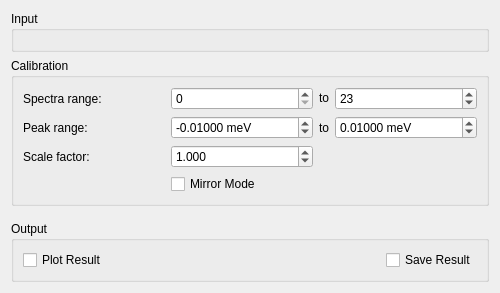
Qt form Code/Mantid/MantidQt/CustomInterfaces/inc/MantidQtCustomInterfaces/Indirect/ILLCalibration.ui (mantidproject/mantid) before a commit.
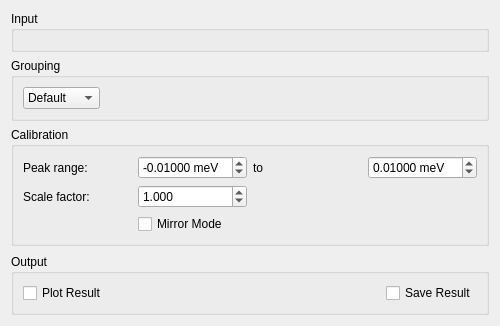
The same form after that commit. The open tabs and pages were chosen to show the change. Custom widgets are drawn as their Qt base class.

Commit message:
Use mapping file in calib (since it is used in ET)
Refs #11163

What changed in the file:
```diff
--- a/Code/Mantid/MantidQt/CustomInterfaces/inc/MantidQtCustomInterfaces/Indirect/ILLCalibration.ui
+++ b/Code/Mantid/MantidQt/CustomInterfaces/inc/MantidQtCustomInterfaces/Indirect/ILLCalibration.ui
@@ -7,7 +7,7 @@
     <x>0</x>
     <y>0</y>
     <width>500</width>
-    <height>293</height>
+    <height>326</height>
    </rect>
   </property>
   <property name="minimumSize">
@@ -36,6 +36,56 @@
      </layout>
     </widget>
    </item>
+   <item>
+    <widget class="QGroupBox" name="gbCalibGrouping">
+     <property name="title">
+      <string>Grouping</string>
+     </property>
+     <layout class="QHBoxLayout" name="horizontalLayout_3">
+      <item>
+       <widget class="QComboBox" name="cbGrouping">
+        <item>
+         <property name="text">
+          <string>Default</string>
+         </property>
+        </item>
+        <item>
+         <property name="text">
+          <string>Map File</string>
+         </property>
+        </item>
+       </widget>
+      </item>
+      <item>
+       <widget class="QStackedWidget" name="swCalibGrouping">
+        <property name="currentIndex">
+         <number>0</number>
+        </property>
+        <widget class="QWidget" name="pgCGDefault"/>
+        <widget class="QWidget" name="pgCGMapFile">
+         <layout class="QVBoxLayout" name="verticalLayout">
+          <property name="margin">
+           <number>0</number>
+          </property>
+          <item>
+           <widget class="MantidQt::MantidWidgets::MWRunFiles" name="rfMapFile" native="true">
+            <property name="label" stdset="0">
+             <string>Map File</string>
+            </property>
+            <property name="fileExtensions" stdset="0">
+             <stringlist>
+              <string>.xml</string>
+             </stringlist>
+            </property>
+           </widget>
+          </item>
+         </layout>
+        </widget>
+       </widget>
+      </item>
+     </layout>
+    </widget>
+   </item>
    <item>
     <widget class="QGroupBox" name="gbCalibration">
      <property name="title">
@@ -43,40 +93,20 @@
      </property>
      <layout class="QGridLayout" name="gridLayout">
       <item row="0" column="0">
-       <widget class="QLabel" name="lbSpectraRange">
-        <property name="text">
-         <string>Spectra range:</string>
-        </property>
-       </widget>
-      </item>
-      <item row="1" column="0">
        <widget class="QLabel" name="lbPeakRange">
         <property name="text">
          <string>Peak range:</string>
         </property>
        </widget>
       </item>
-      <item row="2" column="0">
+      <item row="1" column="0">
        <widget class="QLabel" name="lbScaleFactor">
         <property name="text">
          <string>Scale factor:</string>
         </property>
        </widget>
       </item>
-      <item row="0" column="2">
-       <widget class="QLabel" name="lbSpectraRangeTo">
-        <property name="sizePolicy">
-         <sizepolicy hsizetype="Fixed" vsizetype="Fixed">
-          <horstretch>0</horstretch>
-          <verstretch>0</verstretch>
-         </sizepolicy>
-        </property>
-        <property name="text">
-         <string>to</string>
-        </property>
-       </widget>
-      </item>
-      <item row="1" column="1">
+      <item row="0" column="1">
        <widget class="QDoubleSpinBox" name="spPeakLower">
         <property name="suffix">
          <string> meV</string>
@@ -95,7 +125,7 @@
         </property>
        </widget>
       </item>
-      <item row="1" column="3">
+      <item row="0" column="3">
        <widget class="QDoubleSpinBox" name="spPeakUpper">
         <property name="suffix">
          <string> meV</string>
@@ -114,31 +144,14 @@
         </property>
        </widget>
       </item>
-      <item row="1" column="2">
+      <item row="0" column="2">
        <widget class="QLabel" name="lbPeakRangeTo">
         <property name="text">
          <string>to</string>
         </property>
        </widget>
       </item>
-      <item row="0" column="1">
-       <widget class="QSpinBox" name="spSpecMin">
-        <property name="maximum">
-         <number>9999</number>
-        </property>
-       </widget>
-      </item>
-      <item row="0" column="3">
-       <widget class="QSpinBox" name="spSpecMax">
-        <property name="maximum">
-         <number>9999</number>
-        </property>
-        <property name="value">
-         <number>23</number>
-        </property>
-       </widget>
-      </item>
-      <item row="2" column="1">
+      <item row="1" column="1">
        <widget class="QDoubleSpinBox" name="spScaleFactor">
         <property name="decimals">
          <number>3</number>
@@ -151,7 +164,7 @@
         </property>
        </widget>
       </item>
-      <item row="3" column="1">
+      <item row="2" column="1">
        <widget class="QCheckBox" name="ckMirrorMode">
         <property name="text">
          <string>Mirror Mode</string>
```
Left out of the diff: 21 changed lines with no effect on the pictures. The commit also changes 6 other files.
